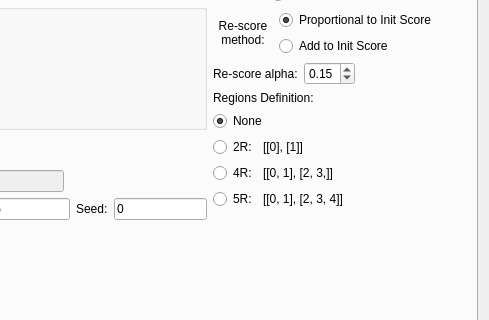
Luigolas/PyReID, file gui/mainwindow.ui: the form before one commit; both pictures show x 294 to 783 and y 178 to 498 of the 783 by 610 pixel window.
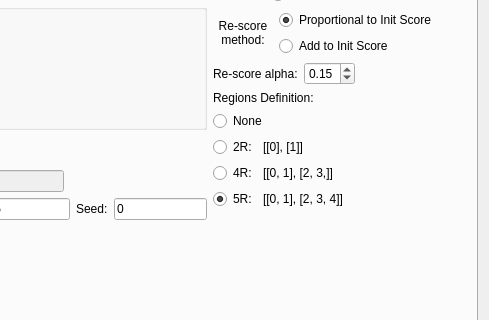
The form after the commit.

Commit message: Add method SAL, combine SImilarity, affinity and Label prop.

Diff of the .ui file:
```diff
--- a/gui/mainwindow.ui
+++ b/gui/mainwindow.ui
@@ -729,7 +729,7 @@
                    <string>None</string>
                   </property>
                   <property name="checked">
-                   <bool>true</bool>
+                   <bool>false</bool>
                   </property>
                   <attribute name="buttonGroup">
                    <string notr="true">buttonGroupPOPRegions</string>
@@ -826,6 +826,9 @@
                   <property name="text">
                    <string>5R:</string>
                   </property>
+                  <property name="checked">
+                   <bool>true</bool>
+                  </property>
                   <attribute name="buttonGroup">
                    <string notr="true">buttonGroupPOPRegions</string>
                   </attribute>
```
Left out of the diff: 14 changed lines with no effect on the pictures. The commit also changes 5 other files.
